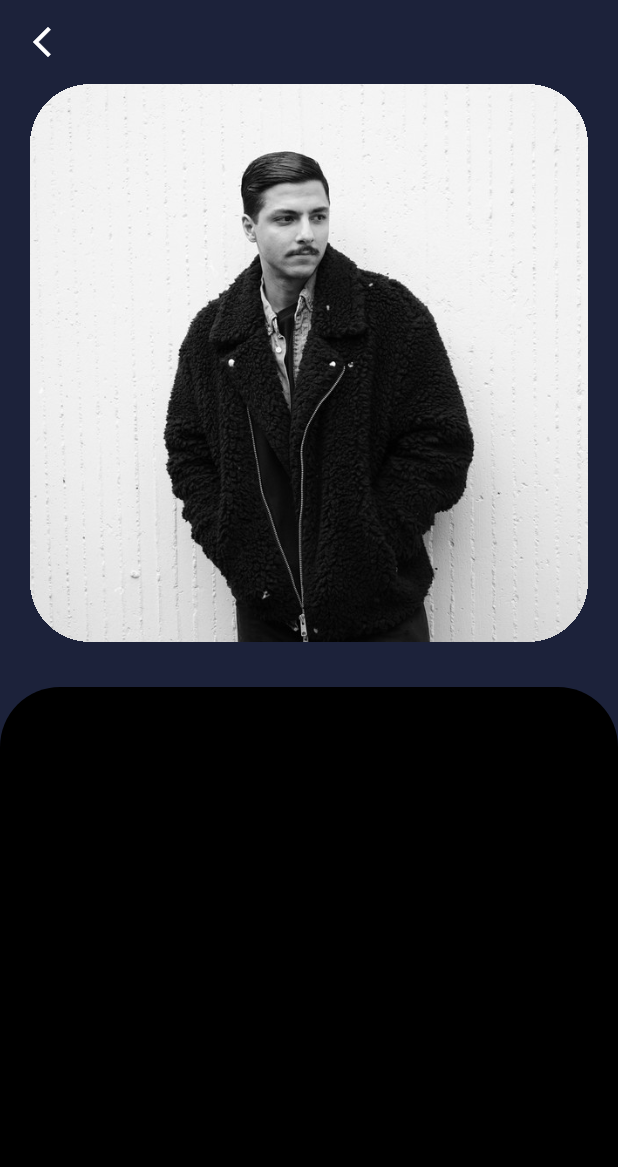
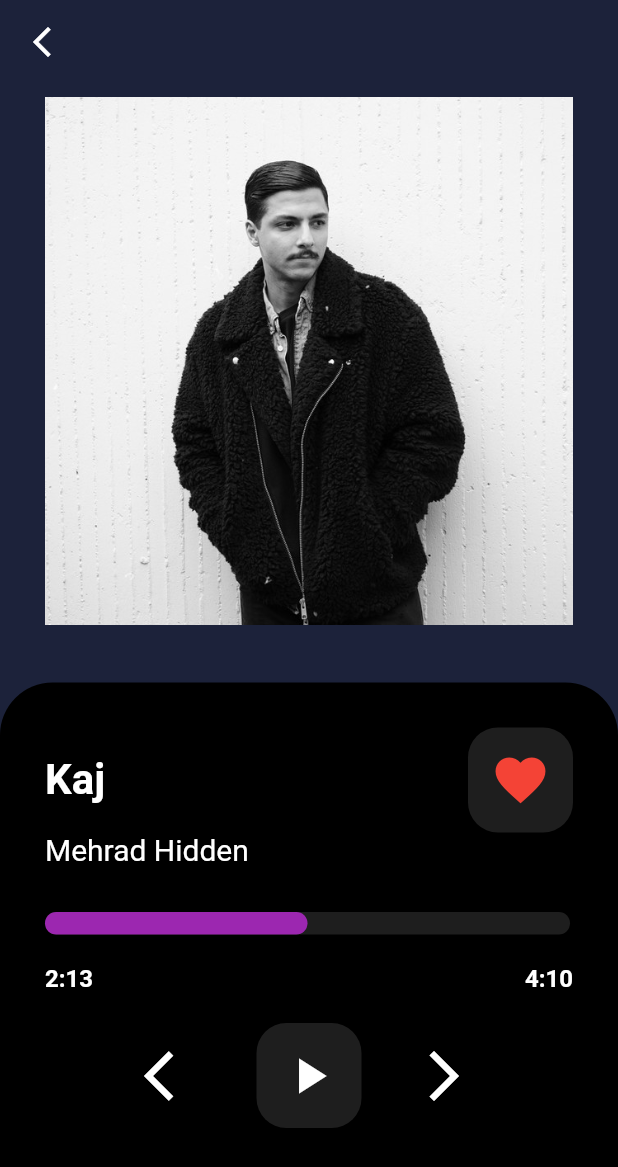
Before and after one commit to mahdinaghikhanii/Nightplayer, a Flutter app: the PlayOrStopSong screen opened directly, on a phone screen of 412 x 824 dp. Shown: the top 1167 px of the screen. Run offline on Flutter 3.47's test engine with Material 2 defaults, Android fonts, the phone set to English and light mode, and no system bars; drawn by our look-alikes of percent_indicator; our stand-ins replace dot_navigation_bar, flutter_bloc, flutter_hex_color, shared_preferences; accounts and stored records are empty.

Commit message:
finishid UI in playorstopSong

```diff
--- a/lib/module/widgets.dart
+++ b/lib/module/widgets.dart
@@ -1,7 +1,7 @@
 import 'package:dot_navigation_bar/dot_navigation_bar.dart';
 import 'package:flutter/material.dart';
-import 'package:nightplayer/module/constans.dart';
 
+import 'constans.dart';
 import 'extention.dart';
 
 class MSmallListTile extends StatelessWidget {
@@ -146,3 +146,30 @@ class MListTileForMusic extends StatelessWidget {
     );
   }
 }
+
+class MButtonForSong extends StatelessWidget {
+  final IconData icon;
+  final bool boxColor;
+  final Color? colorIcon;
+  const MButtonForSong(
+      {Key? key, required this.icon, this.boxColor = false, this.colorIcon})
+      : super(key: key);
+
+  @override
+  Widget build(BuildContext context) {
+    return Container(
+      width: 70,
+      height: 70,
+      decoration: BoxDecoration(
+          borderRadius: BorderRadius.circular(20),
+          color: boxColor ? Colors.white.withAlpha(30) : null),
+      child: Center(
+        child: Icon(
+          icon,
+          color: colorIcon ?? Colors.white,
+          size: 40,
+        ),
+      ),
+    );
+  }
+}
--- a/lib/views/playorstopsong.dart
+++ b/lib/views/playorstopsong.dart
@@ -1,5 +1,7 @@
 import 'package:flutter/material.dart';
 import 'package:nightplayer/module/constans.dart';
+import 'package:nightplayer/module/widgets.dart';
+import 'package:percent_indicator/linear_percent_indicator.dart';
 
 import '../module/extention.dart';
 
@@ -24,37 +26,120 @@ class PlayOrStopSong extends StatelessWidget {
         mainAxisAlignment: MainAxisAlignment.start,
         crossAxisAlignment: CrossAxisAlignment.start,
         children: [
-          Padding(
-            padding: const EdgeInsets.only(
-              left: Constans.kdefualtAppPading,
-              right: Constans.kdefualtAppPading,
-            ),
-            child: Expanded(
-                flex: 2,
-                child: Container(
-                    clipBehavior: Clip.hardEdge,
-                    decoration:
-                        BoxDecoration(borderRadius: BorderRadius.circular(40)),
-                    child: Image.asset('assets/img/kaj.jpg'))),
-          ),
+          Expanded(
+              flex: 1,
+              child: Container(
+                  padding: const EdgeInsets.only(left: 30, right: 30),
+                  clipBehavior: Clip.hardEdge,
+                  decoration:
+                      BoxDecoration(borderRadius: BorderRadius.circular(40)),
+                  child: Image.asset('assets/img/kaj.jpg'))),
           const SizedBox(
             height: 30,
           ),
           Expanded(
-            flex: 2,
+            flex: 1,
             child: Container(
               width: double.infinity,
               height: double.infinity,
               decoration: const BoxDecoration(
                   color: Colors.black,
                   borderRadius: BorderRadius.only(
-                      topLeft: Radius.circular(40),
-                      topRight: Radius.circular(40))),
+                      topLeft: Radius.circular(35),
+                      topRight: Radius.circular(35))),
               child: Column(
-                children: [],
+                crossAxisAlignment: CrossAxisAlignment.start,
+                children: [
+                  Padding(
+                    padding:
+                        const EdgeInsets.only(top: 30, left: 30, right: 30),
+                    child: Row(
+                      crossAxisAlignment: CrossAxisAlignment.center,
+                      children: [
+                        Text(
+                          "Kaj",
+                          style: context.textTheme.subtitle1!
+                              .copyWith(fontSize: 28),
+                        ),
+                        const Spacer(),
+                        Container(
+                          width: 70,
+                          height: 70,
+                          decoration: BoxDecoration(
+                              borderRadius: BorderRadius.circular(20),
+                              color: Colors.white.withAlpha(30)),
+                          child: const Center(
+                            child: Icon(
+                              Icons.favorite,
+                              color: Colors.red,
+                              size: 40,
+                            ),
+                          ),
+                        ),
+                      ],
+                    ),
+                  ),
+                  Padding(
+                    padding: const EdgeInsets.only(left: 30, right: 30),
+                    child: Text(
+                      "Mehrad Hidden",
+                      style: context.textTheme.subtitle1!.copyWith(
+                          fontSize: 20, fontWeight: FontWeight.normal),
+                    ),
+                  ),
+                  const SizedBox(height: 30),
+                  Padding(
+                    padding: const EdgeInsets.only(left: 20),
+                    child: LinearPercentIndicator(
+                        width: MediaQuery.of(context).size.width - 42,
+                        animation: true,
+                        lineHeight: 15.0,
+                        barRadius: const Radius.circular(8),
+                        animationDuration: 1000,
+                        percent: 0.5,
+                        backgroundColor: Constans.kwhite.withAlpha(30),
+                        progressColor: Colors.purple),
+                  ),
+                  const SizedBox(height: 20),
+                  Padding(
+                    padding: const EdgeInsets.only(left: 30, right: 30),
+                    child: Row(
+                      children: [
+                        Text(
+                          "2:13",
+                          style: context.textTheme.subtitle1,
+                        ),
+                        const Spacer(),
+                        Text(
+                          "4:10",
+                          style: context.textTheme.subtitle1,
+                        ),
+                      ],
+                    ),
+                  ),
+                  const SizedBox(height: 20),
+                  Padding(
+                    padding: const EdgeInsets.only(left: 30, right: 30),
+                    child: Row(
+                      mainAxisAlignment: MainAxisAlignment.center,
+                      children: const [
+                        MButtonForSong(
+                          icon: Icons.arrow_back_ios,
+                        ),
+                        const SizedBox(width: 20),
+                        MButtonForSong(
+                          icon: Icons.play_arrow,
+                          boxColor: true,
+                        ),
+                        SizedBox(width: 20),
+                        MButtonForSong(icon: Icons.arrow_forward_ios)
+                      ],
+                    ),
+                  ),
+                ],
               ),
             ),
-          )
+          ),
         ],
       ),
     );
--- a/pubspec.yaml
+++ b/pubspec.yaml
@@ -40,6 +40,7 @@ dependencies:
   shared_preferences: ^2.0.13
   flutter_bloc: ^8.0.1
   dot_navigation_bar: ^1.0.1+4
+  percent_indicator: ^4.2.2
 
 
 
```
Also changed, not shown: pubspec.lock.
